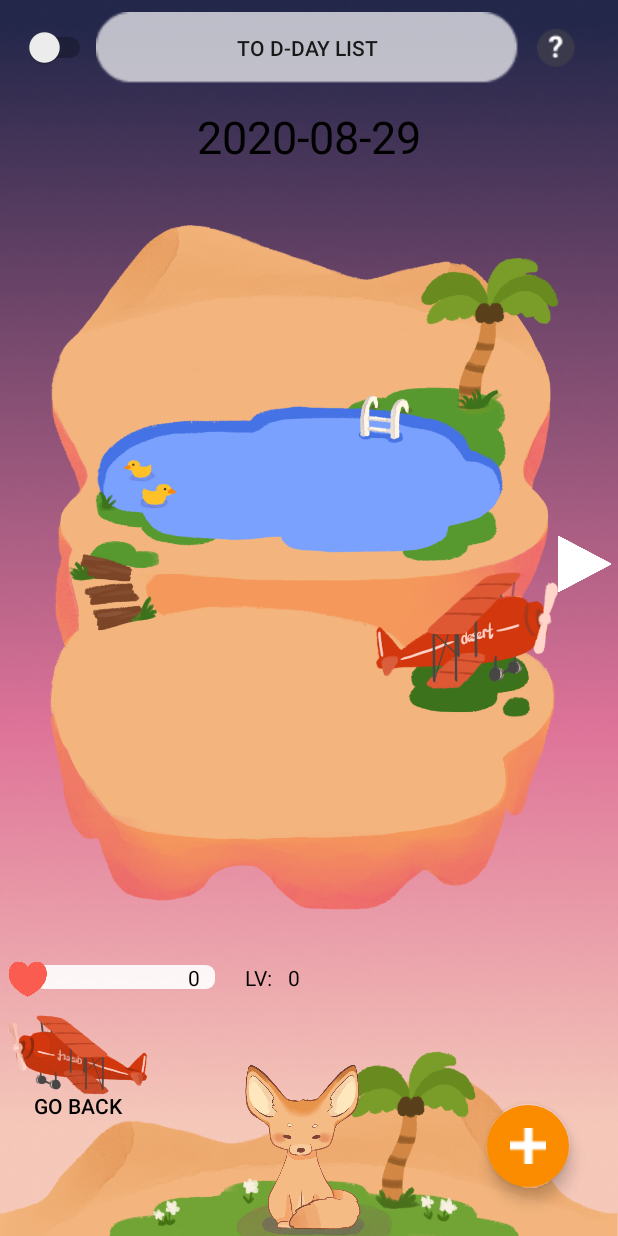
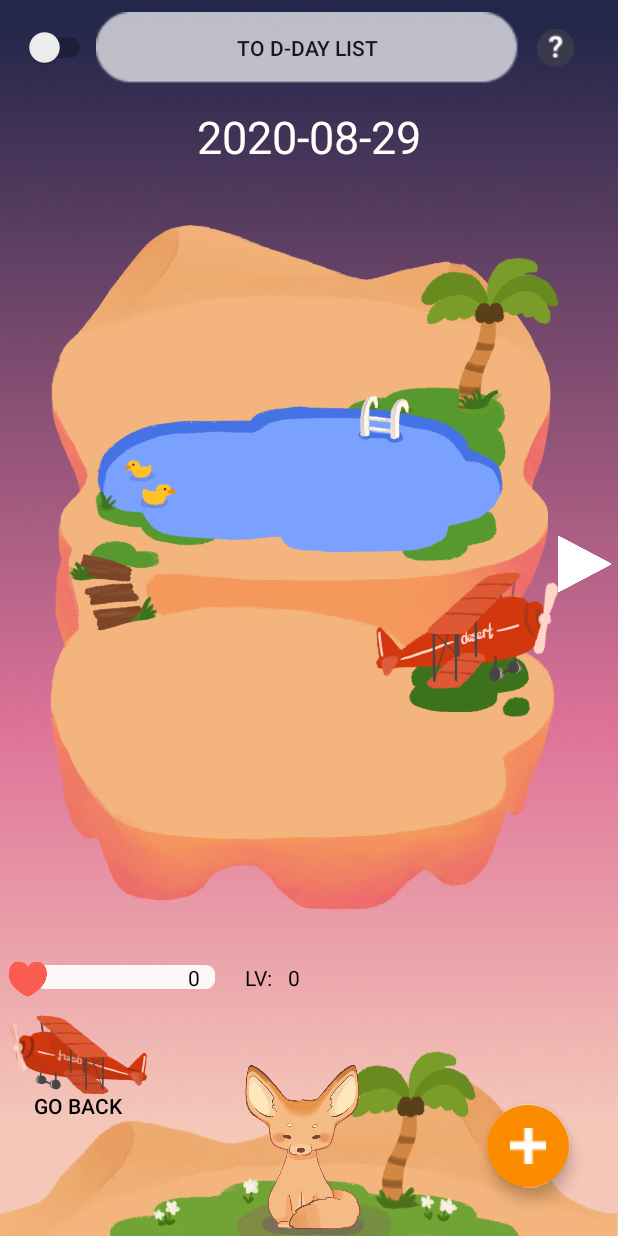
Before and after one commit to HZie/Appsolute-Time-with-Fox, an Android app: the MainActivity screen opened directly, with no data from a screen before it, after a tap on "OASIS", on a phone screen of 412 x 824 dp. Run offline under Robolectric (Android 15) with nearby library versions, the phone set to English and light mode, and no system bars; libraries missing offline, so code that uses them is left out: io.realm; 2 statements that could not run were skipped.

Commit message:
200829: 오아시스로 fragment 전환 시 date 글씨 색상 변경

```diff
--- a/app/src/main/java/com/example/todolist/MainActivity.java
+++ b/app/src/main/java/com/example/todolist/MainActivity.java
@@ -163,6 +163,7 @@ public class MainActivity extends AppCompatActivity {
                     isOasis = true;
                     layoutBackground.setBackground(ContextCompat.getDrawable(mcontext, R.drawable.oasis_background));
                     btnToOasis2.setVisibility(View.VISIBLE);
+                    tvDate.setTextColor(getResources().getColor(R.color.whiteText));
                     setFragment(2);
                 }
                 else{
@@ -173,6 +174,7 @@ public class MainActivity extends AppCompatActivity {
                     layoutBackground.setBackground(ContextCompat.getDrawable(mcontext, R.drawable.dday_background));
                     btnToOasis2.setVisibility(View.GONE);
                     btnToOasis1.setVisibility(View.GONE);
+                    tvDate.setTextColor(getResources().getColor(R.color.blackText));
                     setFragment(currList);
                 }
 
```
